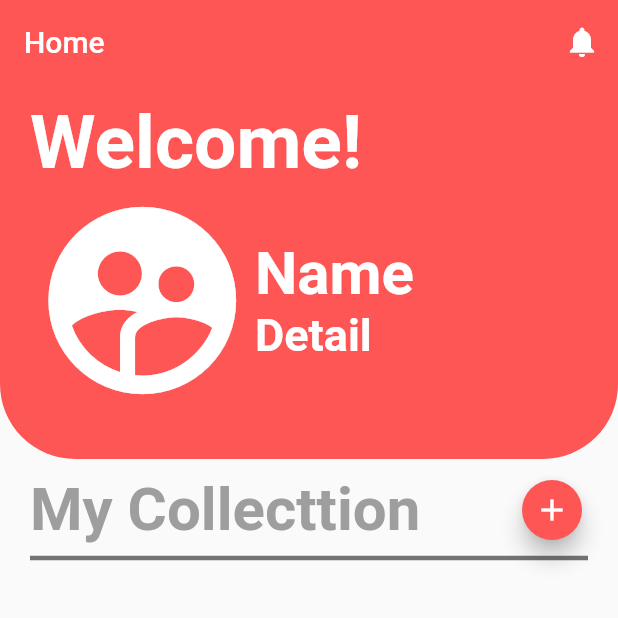
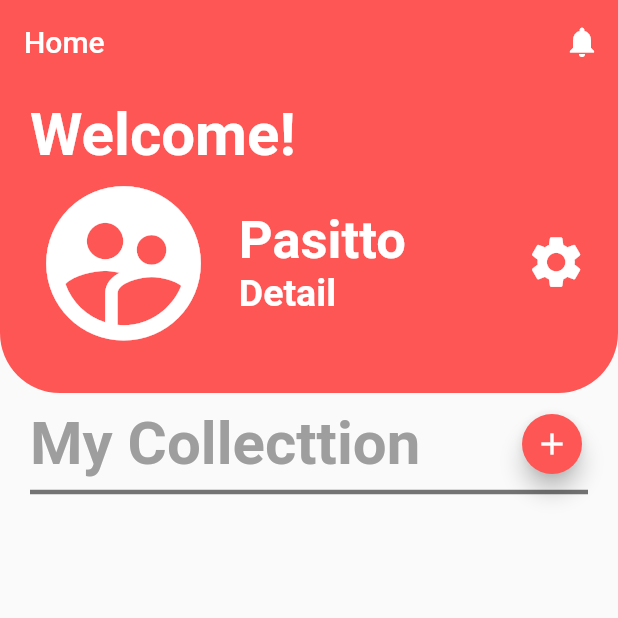
Before and after one commit to Pasitto/Collection-Store-App, a Flutter app: the screen it shows after launch, on a phone screen of 412 x 824 dp, the top half of it. Run offline on Flutter 3.47's test engine with Material 2 defaults, Android fonts, the phone set to English and light mode, and no system bars.

Commit message:
Change home screen to reponsive

```diff
--- /dev/null
+++ b/lib/data/accout.dart
@@ -0,0 +1,11 @@
+import 'package:collection_store/data/collections.dart';
+
+class Account{
+  final String img, username;
+  List<Collection> collentions = [];
+
+  Account({
+    this.img,
+    this.username,
+  });
+}
--- /dev/null
+++ b/lib/data/collections.dart
@@ -0,0 +1,10 @@
+import 'package:collection_store/data/items.dart';
+
+class Collection {
+  final String colname;
+  List<Item> items = [];
+
+  Collection({
+    this.colname
+  });
+}
--- /dev/null
+++ b/lib/data/items.dart
@@ -0,0 +1,17 @@
+class Item {
+  final String name;
+  final String description;
+  final int day, month, year;
+  final int score;
+  final bool care;
+
+  Item({
+    this.name,
+    this.description,
+    this.day,
+    this.month,
+    this.year,
+    this.score,
+    this.care,
+  });
+}
--- a/lib/screen/home.dart
+++ b/lib/screen/home.dart
@@ -1,3 +1,4 @@
+import 'package:collection_store/data/accout.dart';
 import 'package:flutter/material.dart';
 
 class HomeScreen extends StatefulWidget {
@@ -8,6 +9,10 @@ class HomeScreen extends StatefulWidget {
 class _HomeScreenState extends State<HomeScreen> {
   @override
   Widget build(BuildContext context) {
+    final Size size = MediaQuery.of(context).size;
+    //demo test
+    final Account user = Account(username: 'Pasitto');
+
     return Scaffold(
       appBar: AppBar(
         title: const Text('Home', style: TextStyle(color: Colors.white)),
@@ -26,14 +31,14 @@ class _HomeScreenState extends State<HomeScreen> {
           crossAxisAlignment: CrossAxisAlignment.stretch,
           children: <Widget>[
             Container(   //Head of body
-              height: 250,
+              height: size.height * 0.25,
               alignment: Alignment.centerLeft,
               padding: EdgeInsets.symmetric(horizontal: 20, vertical: 10),
               decoration: BoxDecoration(
                 color: Color(0xFFFE5555),
                 borderRadius: BorderRadius.only(
-                  bottomLeft: Radius.circular(50),
-                  bottomRight: Radius.circular(50),
+                  bottomLeft: Radius.circular(40),
+                  bottomRight: Radius.circular(40),
                 )
               ),
               child: Column(
@@ -41,27 +46,36 @@ class _HomeScreenState extends State<HomeScreen> {
                 children: <Widget>[
                   Text(
                     'Welcome!',
-                    style: TextStyle(color: Colors.white, fontSize: 50, fontWeight: FontWeight.bold),
+                    style: TextStyle(color: Colors.white, fontSize: 40, fontWeight: FontWeight.bold),
                   ),
                   Row(
+                    mainAxisAlignment: MainAxisAlignment.center,
                     children: <Widget>[
                       Icon(
                         Icons.supervised_user_circle,
-                        size: 150, color: Colors.white,
+                        size: size.height * 0.15, color: Colors.white,
                       ),
-                      Column(
+                      Container(
+                        width: size.width * 0.5,
+                        padding: EdgeInsets.all(15),
+                        child: Column(
                           mainAxisAlignment: MainAxisAlignment.spaceEvenly,
                           crossAxisAlignment: CrossAxisAlignment.start,
                           children: <Widget>[
                             Text(
-                            'Name',
-                            style: TextStyle(color: Colors.white, fontSize: 40, fontWeight: FontWeight.bold),
+                              user.username,
+                              style: TextStyle(color: Colors.white, fontSize: 35, fontWeight: FontWeight.bold),
                             ),
                             Text(
                               'Detail',
-                            style: TextStyle(color: Colors.white, fontSize: 30, fontWeight: FontWeight.bold),
+                              style: TextStyle(color: Colors.white, fontSize: 25, fontWeight: FontWeight.bold),
                             ),
                           ],
+                        ),
+                      ),
+                      Icon(
+                        Icons.settings,
+                        size: size.height * 0.05, color: Colors.white,
                       ),
                     ],
                   ),
@@ -69,7 +83,7 @@ class _HomeScreenState extends State<HomeScreen> {
               ),
             ),
             Container( //body
-              height: 500,
+              height: size.height * 0.6,
               padding: EdgeInsets.symmetric(horizontal: 20, vertical: 10),
               child: Column(
                 children: <Widget>[
@@ -90,6 +104,7 @@ class _HomeScreenState extends State<HomeScreen> {
                   ),
                   Divider(color: Colors.black54, thickness: 3,),
                   //Card Show
+
                 ],
               ),
             ),
```
Also changed, not shown: pubspec.lock, 1 other file. Lines whose indentation alone changed are shown as unchanged.
